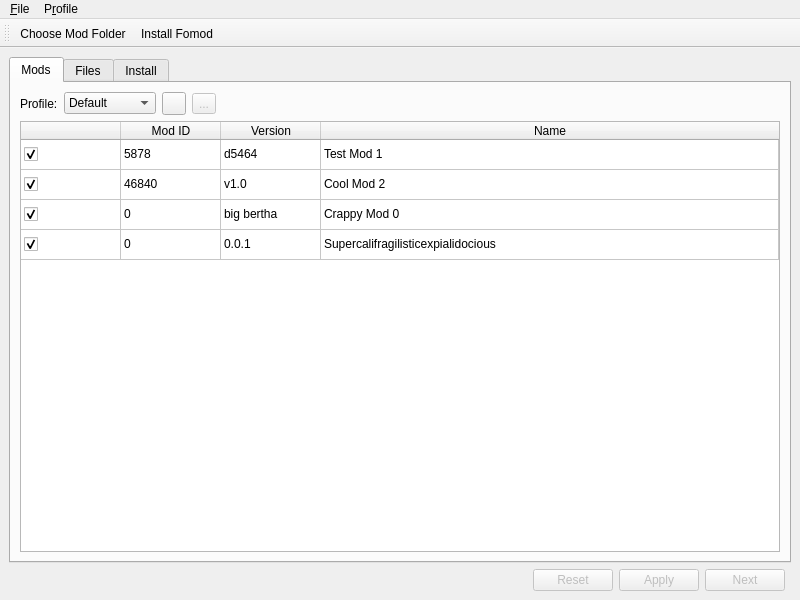
Above: skymodman/qt_interface/qt_manager.ui from Kf4btg/SkyModMan before the change. Below: the same form after it.
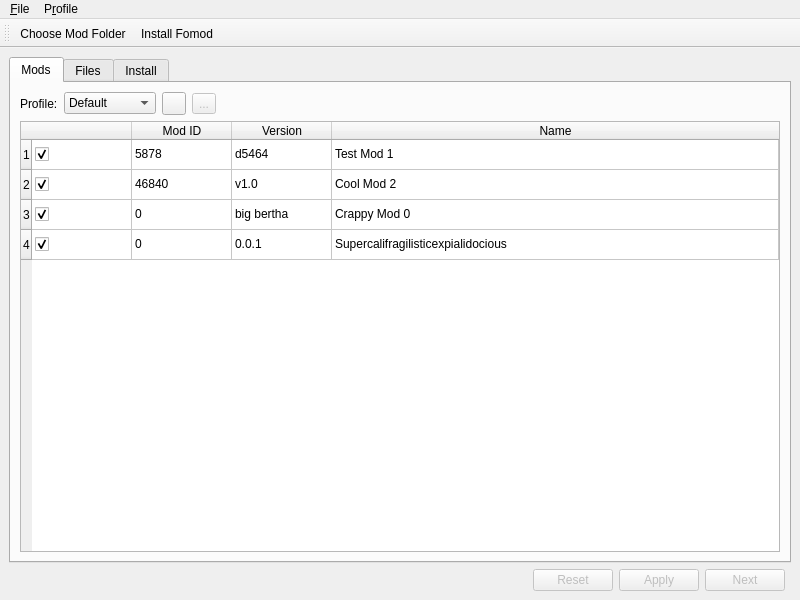
That is the form after the change. Icons and pictures are not drawn.

What changed in the file:
```diff
--- a/skymodman/qt_interface/qt_manager.ui
+++ b/skymodman/qt_interface/qt_manager.ui
@@ -116,27 +116,24 @@
           <attribute name="horizontalHeaderStretchLastSection">
            <bool>true</bool>
           </attribute>
-          <attribute name="verticalHeaderVisible">
-           <bool>false</bool>
-          </attribute>
           <row>
            <property name="text">
-            <string>New Row</string>
+            <string>1</string>
            </property>
           </row>
           <row>
            <property name="text">
-            <string>New Row</string>
+            <string>2</string>
            </property>
           </row>
           <row>
            <property name="text">
-            <string>New Row</string>
+            <string>3</string>
            </property>
           </row>
           <row>
            <property name="text">
-            <string>New Row</string>
+            <string>4</string>
            </property>
           </row>
           <column>
```
